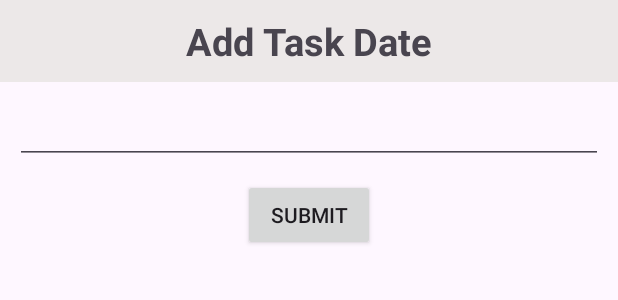
After one commit to DharmikNagar/todoapp, an Android app: the layout dialog_add_datewisetask.xml on its own in the app's theme, with its tools: preview values and no code run, on a phone screen of 412 x 824 dp. The commit adds this screen. Shown: the top 300 px of the screen. Run offline under Robolectric (Android 15) with nearby library versions, the phone set to English and light mode, and no system bars.

Commit message:
task Activity Added

```diff
--- a/app/src/main/AndroidManifest.xml
+++ b/app/src/main/AndroidManifest.xml
@@ -17,6 +17,9 @@
         android:theme="@style/Theme.TodoApp"
         tools:targetApi="31">
         <activity
+            android:name=".taskView.activity.TaskActivity"
+            android:exported="false" />
+        <activity
             android:name=".Del_activity"
             android:exported="false" />
         <activity
--- a/app/src/main/java/com/todoapp/MainActivity/MainActivity.java
+++ b/app/src/main/java/com/todoapp/MainActivity/MainActivity.java
@@ -3,7 +3,6 @@ package com.todoapp.MainActivity;
 import androidx.annotation.NonNull;
 import androidx.appcompat.app.AppCompatActivity;
 import androidx.appcompat.widget.AppCompatImageView;
-import androidx.appcompat.widget.PopupMenu;
 import androidx.fragment.app.Fragment;
 
 import android.content.Intent;
--- /dev/null
+++ b/app/src/main/res/layout/dialog_add_datewisetask.xml
@@ -0,0 +1,49 @@
+<?xml version="1.0" encoding="utf-8"?>
+<RelativeLayout xmlns:android="http://schemas.android.com/apk/res/android"
+    android:layout_width="match_parent"
+    android:layout_height="match_parent"
+    >
+
+    <RelativeLayout
+        android:id="@+id/toolbar"
+        android:layout_width="match_parent"
+        android:layout_height="wrap_content"
+        android:paddingHorizontal="@dimen/dp_15"
+        android:paddingVertical="@dimen/dp_10"
+        android:background="@color/grey"
+        >
+
+        <androidx.appcompat.widget.AppCompatTextView
+            android:id="@+id/title"
+            android:layout_height="wrap_content"
+            android:text="@string/addtaskdate"
+            android:layout_centerInParent="true"
+            style="@style/toolbarStyle"
+            />
+
+    </RelativeLayout>
+
+    <androidx.appcompat.widget.AppCompatEditText
+        android:id="@+id/edtDate"
+        android:layout_below="@+id/toolbar"
+        android:layout_width="match_parent"
+        android:layout_height="wrap_content"
+        android:focusable="false"
+        android:focusableInTouchMode="false"
+        android:editable="false"
+        android:padding="@dimen/dp_10"
+        android:layout_marginTop="@dimen/dp_10"
+        android:layout_marginHorizontal="@dimen/dp_10"
+        />
+
+    <androidx.appcompat.widget.AppCompatButton
+        android:id="@+id/submit"
+        android:layout_below="@+id/edtDate"
+        android:layout_width="wrap_content"
+        android:layout_height="wrap_content"
+        android:text="@string/submit"
+        android:layout_centerHorizontal="true"
+        android:layout_marginTop="@dimen/dp_10"
+        />
+
+</RelativeLayout>
```
Also changed, not shown: app/src/main/java/com/todoapp/Fragment/Home/HomeFragment.java (+7 -1 lines), app/src/main/java/com/todoapp/common/DBHandler.java (+42 -0 lines), app/src/main/java/com/todoapp/taskView/activity/TaskActivity.java (added, +124 -0 lines), app/src/main/java/com/todoapp/taskView/model/DateWiseTaskModel.java (added, +19 -0 lines), app/src/main/res/layout/activity_task.xml (added, +37 -0 lines), app/src/main/res/menu/datewisepopup.xml (added, +11 -0 lines), app/src/main/res/values/strings.xml (+8 -0 lines).
